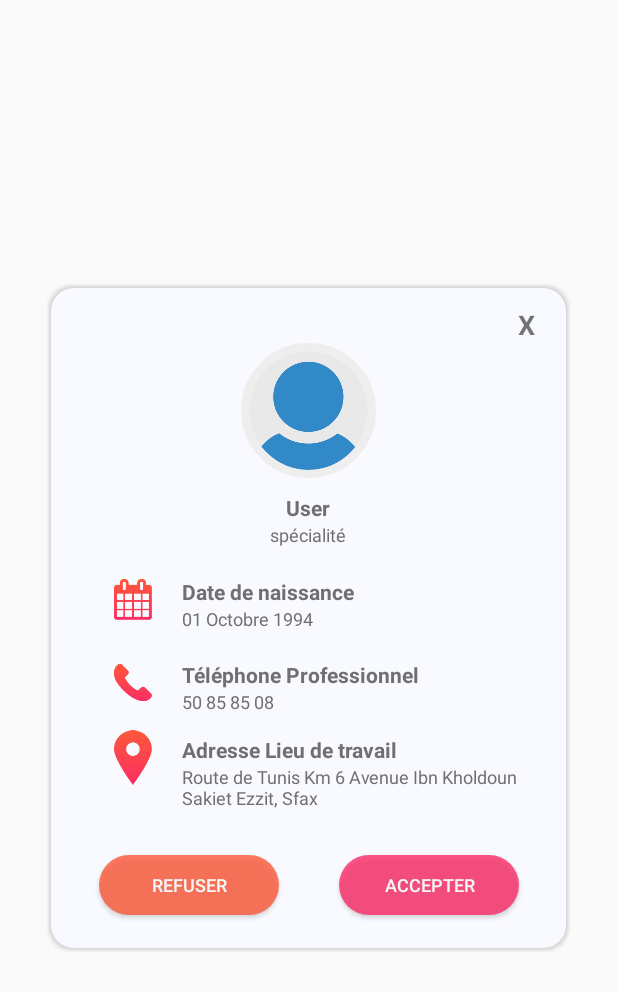
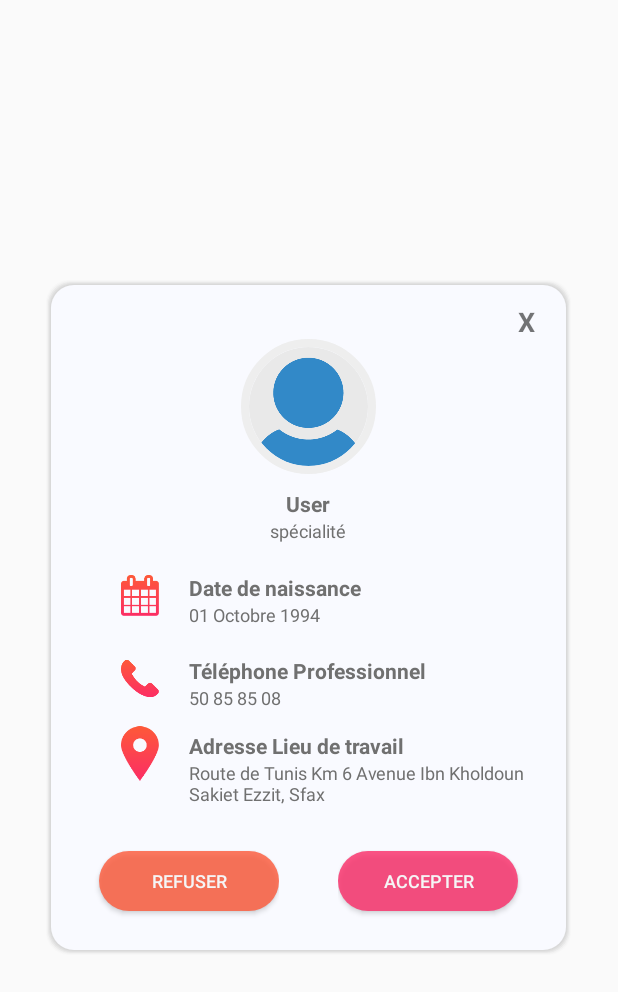
Before and after one commit to mrw007/Health_services, an Android app: the layout medecin_list_popup.xml on its own in the app's theme, with its tools: preview values and no code run, on a phone screen of 412 x 824 dp. Shown: the top 992 px of the screen. Run offline under Robolectric (Android 15) with nearby library versions, the phone set to English and light mode, and no system bars; plain views replace CircularImageView; network calls fail.

```diff
--- a/app/src/main/res/layout/medecin_list_popup.xml
+++ b/app/src/main/res/layout/medecin_list_popup.xml
@@ -2,14 +2,14 @@
 <LinearLayout xmlns:android="http://schemas.android.com/apk/res/android"
     xmlns:app="http://schemas.android.com/apk/res-auto"
     android:layout_width="350dp"
-    android:layout_height="wrap_content"
+    android:layout_height="450dp"
     android:layout_gravity="center"
     android:background="@drawable/rounded_with_shadows"
     android:orientation="vertical"
     android:padding="5dp">
 
     <TextView
-        android:id="@+id/textView4"
+        android:id="@+id/dissmiss"
         android:layout_width="30dp"
         android:layout_height="wrap_content"
         android:layout_gravity="end"
@@ -23,6 +23,7 @@
         android:layout_width="match_parent"
         android:layout_height="match_parent"
         android:layout_weight="7"
+        android:gravity="center"
         android:orientation="vertical">
 
         <com.mikhaellopez.circularimageview.CircularImageView
@@ -191,6 +192,15 @@
         <LinearLayout
             android:layout_width="match_parent"
             android:layout_height="90dp"
+            android:layout_gravity="center"
+            android:orientation="horizontal">
+
+
+
+            <LinearLayout
+                android:layout_width="wrap_content"
+                android:layout_height="match_parent"
+                android:layout_gravity="left"
                 android:orientation="horizontal">
                 <Button
                     android:id="@+id/accepter_btn"
@@ -207,6 +217,17 @@
                     android:text="Refuser"
                     android:textColor="@color/colorWhite"
                     android:textSize="12sp" />
+            </LinearLayout>
+                <android.support.v4.widget.Space
+                    android:layout_width="0dp"
+                    android:layout_height="0dp"
+                    android:layout_weight="1"/>
+
+            <LinearLayout
+                android:layout_width="wrap_content"
+                android:layout_gravity="right"
+                android:layout_height="match_parent"
+                android:orientation="horizontal">
                 <Button
                     android:id="@+id/login_btn2"
                     android:layout_width="120dp"
@@ -215,7 +236,6 @@
                     android:layout_centerHorizontal="true"
                     android:layout_marginBottom="20dp"
                     android:layout_marginRight="30dp"
-                android:layout_marginLeft="40dp"
                     android:layout_marginTop="30dp"
                     android:alpha="0.8"
                     android:background="@drawable/rounded_button_pink"
@@ -225,5 +245,6 @@
                     android:textSize="12sp" />
             </LinearLayout>
         </LinearLayout>
+    </LinearLayout>
 
 </LinearLayout>
```
Also changed, not shown: app/src/main/java/com/wcompany/mrwah/health_services/adapters/accountListAdapter.java (+56 -3 lines). Lines whose indentation alone changed are shown as unchanged.
